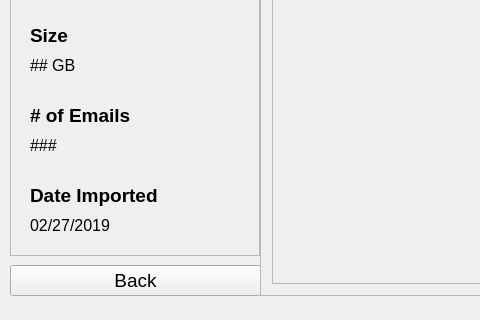
First picture: the form in CanopyGUI/SearchWindow.ui, repository joshrands/Canopy, before the edit; both pictures show x 0 to 480 and y 571 to 891 of the 1276 by 891 pixel window.
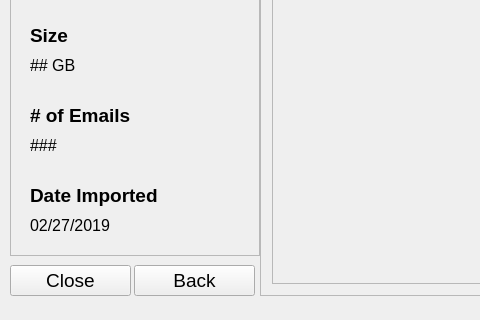
Second picture: the form after the edit.

The edit to the form file:
```diff
--- a/CanopyGUI/SearchWindow.ui
+++ b/CanopyGUI/SearchWindow.ui
@@ -283,9 +283,9 @@
    <widget class="QPushButton" name="backButton">
     <property name="geometry">
      <rect>
-      <x>10</x>
+      <x>134</x>
       <y>800</y>
-      <width>251</width>
+      <width>121</width>
       <height>31</height>
      </rect>
     </property>
@@ -738,6 +738,24 @@
      </widget>
     </widget>
    </widget>
+   <widget class="QPushButton" name="closeButton">
+    <property name="geometry">
+     <rect>
+      <x>10</x>
+      <y>800</y>
+      <width>121</width>
+      <height>31</height>
+     </rect>
+    </property>
+    <property name="font">
+     <font>
+      <pointsize>14</pointsize>
+     </font>
+    </property>
+    <property name="text">
+     <string>Close</string>
+    </property>
+   </widget>
    <zorder>searchFrame</zorder>
    <zorder>suspectFrame</zorder>
    <zorder>infoFrame</zorder>
```
Left out of the diff: 1 changed line with no effect on the pictures.
